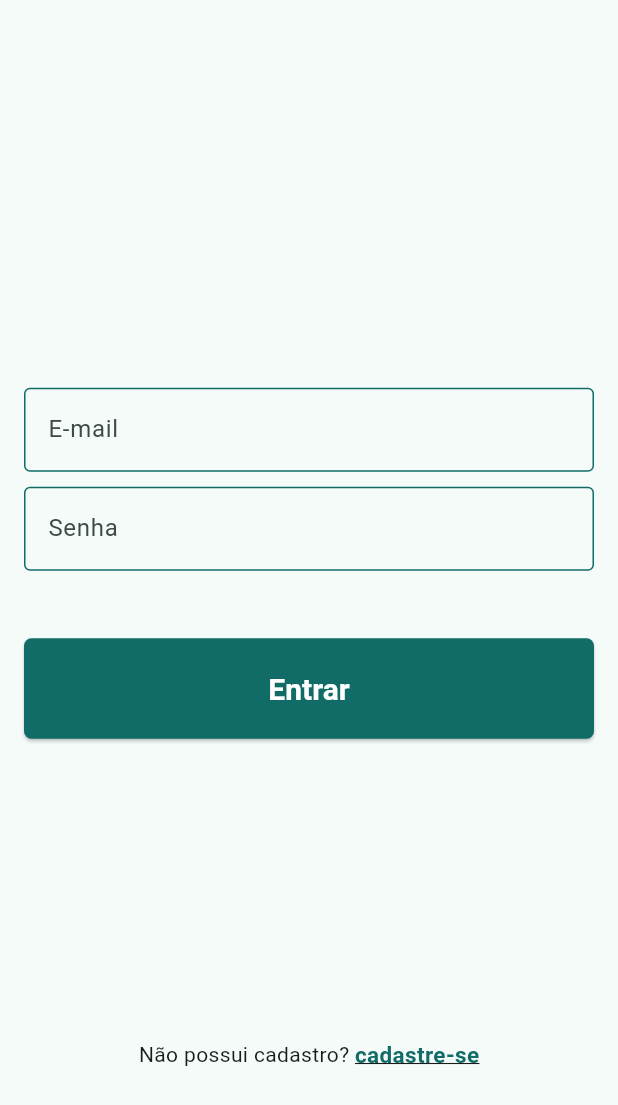
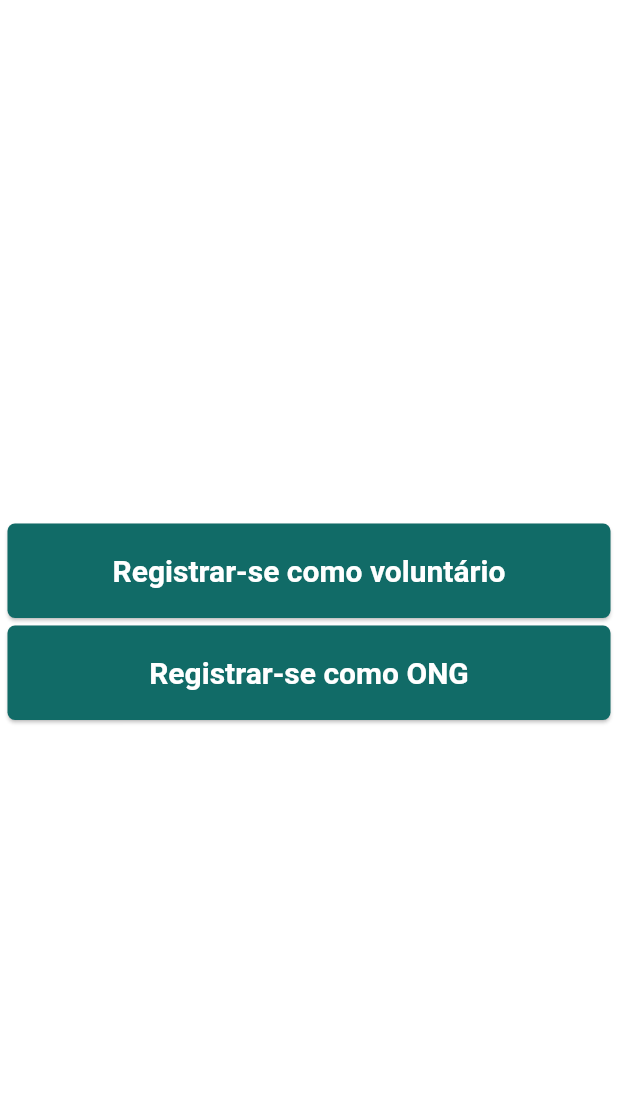
Before and after one commit to IFPI-PROJ3/wechange-mobile, a Flutter app: the screen it shows after launch, after a tap on "cadastre-se", on a phone screen of 412 x 824 dp. Shown: the top 1105 px of the screen. Run offline on Flutter 3.47's test engine with Material 2 defaults, Android fonts, the phone set to English and light mode, and no system bars; our stand-ins replace dio, flutter_secure_storage, geolocator, google_maps_flutter, shared_preferences; missing offline and left inert: map_picker, reflectable; accounts and stored records are empty; network calls fail.

```diff
--- a/lib/main.dart
+++ b/lib/main.dart
@@ -1,5 +1,8 @@
 import 'package:flutter/material.dart';
 import 'package:wechange_mobile/src/modules/auth/models/user_status.dart';
+import 'package:wechange_mobile/src/modules/auth/views/ngo_signup_view.dart';
+import 'package:wechange_mobile/src/modules/auth/views/signup_view.dart';
+import 'package:wechange_mobile/src/modules/auth/views/volunteer_signup_view.dart';
 import 'package:wechange_mobile/src/modules/ngo/views/ngo_view.dart';
 import 'package:wechange_mobile/src/modules/volunteer/views/volunteer_home_view.dart';
 import 'package:wechange_mobile/src/modules/volunteer/views/volunteer_view.dart';
@@ -41,8 +44,12 @@ class MyApp extends StatelessWidget {
         },
       ),
       routes: {
+        '/signin-view': (context) => const LoginView(),
         '/ngo-view': (context) => const NgoView(),
         '/volunteer-view': (context) => const VolunteerView(),
+        '/signup-view': (context) => const SignUpView(),
+        '/signup-ngo': (context) => const NgoSignUpView(),
+        '/signup-volunteer': (context) => const VolunteerSignUpView()
       },
     );
   }
--- a/lib/matsallz/methods/methods.dart
+++ b/lib/matsallz/methods/methods.dart
@@ -29,7 +29,7 @@ Widget buildTextTitle(
 ) {
   return Text(
     text,
-    style: const TextStyle(fontSize: 50, fontWeight: FontWeight.w700),
+    style: const TextStyle(fontSize: 30, fontWeight: FontWeight.w700),
     textAlign: TextAlign.center,
   );
 }
--- a/lib/src/modules/auth/services/auth_service.dart
+++ b/lib/src/modules/auth/services/auth_service.dart
@@ -59,6 +59,9 @@ class AuthService {
   }
 
   static Future<UserStatus?> signUpNgo(SignUpNgo signUpNgo) async {
+    developer.log("cheguemo");
+    developer.log("cheguemo1");
+
     final response = await Dio().post(
       "${ApiParams.apiBaseUrl}/auth/signup-ngo",
       data: signUpNgo.toJson(),
--- a/lib/src/modules/auth/views/login_view.dart
+++ b/lib/src/modules/auth/views/login_view.dart
@@ -90,9 +90,29 @@ class _LoginViewState extends State<LoginView> {
                   const SizedBox(
                     height: 200,
                   ),
-                  buildTextRegisterLogIn(
-                    'Não possui cadastro?',
-                    'cadastre-se',
+                  //buildTextRegisterLogIn(
+                  //'Não possui cadastro?',
+                  //'cadastre-se',
+                  //),
+                  Row(
+                    mainAxisAlignment: MainAxisAlignment.center,
+                    children: [
+                      const Text('Não possui cadastro?'),
+                      GestureDetector(
+                        onTap: () {
+                          Navigator.pushReplacementNamed(context, '/signup-view');
+                        },
+                        child: const Text(
+                          "cadastre-se",
+                          style: TextStyle(
+                            fontSize: 15,
+                            color: Color(0xFF116B67),
+                            fontWeight: FontWeight.bold,
+                            decoration: TextDecoration.underline,
+                          ),
+                        ),
+                      )
+                    ],
                   ),
                 ],
               ),
--- /dev/null
+++ b/lib/src/modules/auth/views/signup_view.dart
@@ -0,0 +1,44 @@
+import 'package:flutter/material.dart';
+
+class SignUpView extends StatefulWidget {
+  const SignUpView({super.key});
+
+  @override
+  State<SignUpView> createState() => _SignUpView();
+}
+
+class _SignUpView extends State<SignUpView> {
+  @override
+  void initState() {
+    super.initState();
+  }
+
+  void volunteerSignUp() {
+    Navigator.pushReplacementNamed(context, '/signup-volunteer');
+  }
+
+  void ngoSignUp() {
+    Navigator.pushReplacementNamed(context, '/signup-ngo');
+  }
+
+  @override
+  Widget build(BuildContext context) {
+    return Container(
+      color: Colors.white,
+      child: Column(
+        mainAxisAlignment: MainAxisAlignment.center,
+        crossAxisAlignment: CrossAxisAlignment.stretch,
+        children: [
+          Container(
+            margin: const EdgeInsets.only(left: 5, right: 5, top: 5, bottom: 0),
+            child: ElevatedButton(onPressed: volunteerSignUp, child: const Text("Registrar-se como voluntário")),
+          ),
+          Container(
+            margin: const EdgeInsets.only(left: 5, right: 5, top: 5, bottom: 0),
+            child: ElevatedButton(onPressed: ngoSignUp, child: const Text("Registrar-se como ONG")),
+          ),
+        ],
+      ),
+    );
+  }
+}
--- a/lib/src/modules/ngo/views/ngo_profile_view.dart
+++ b/lib/src/modules/ngo/views/ngo_profile_view.dart
@@ -16,7 +16,7 @@ class _ProfileViewState extends State<NgoProfileView> {
 
   Future<void> logout() async {
     await AuthService.logOut();
-    Navigator.pushReplacementNamed(context, '/');
+    Navigator.pushReplacementNamed(context, '/signin-view');
   }
 
   @override
```
Also changed, not shown: lib/src/modules/auth/views/ngo_signup_view.dart (+54 -9 lines), pubspec.yaml (+2 -67 lines), pubspec.lock, 1 other file.
